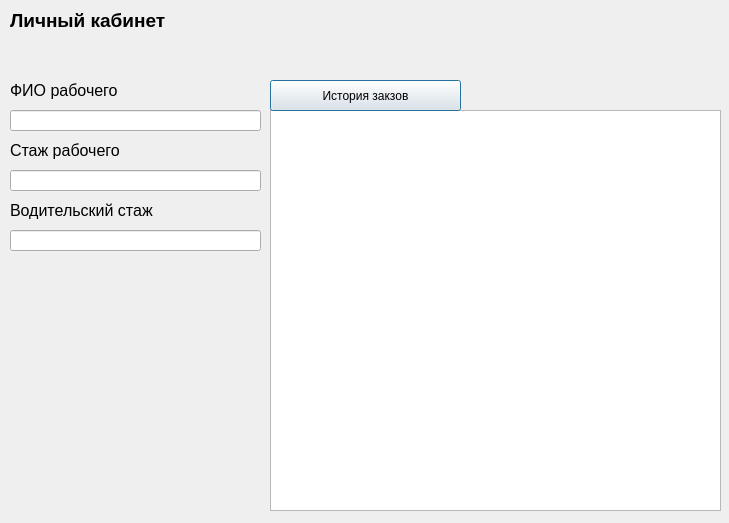
Before: the Qt Designer form lib/account.ui in akosleepe/Project, drawn with Qt 5.
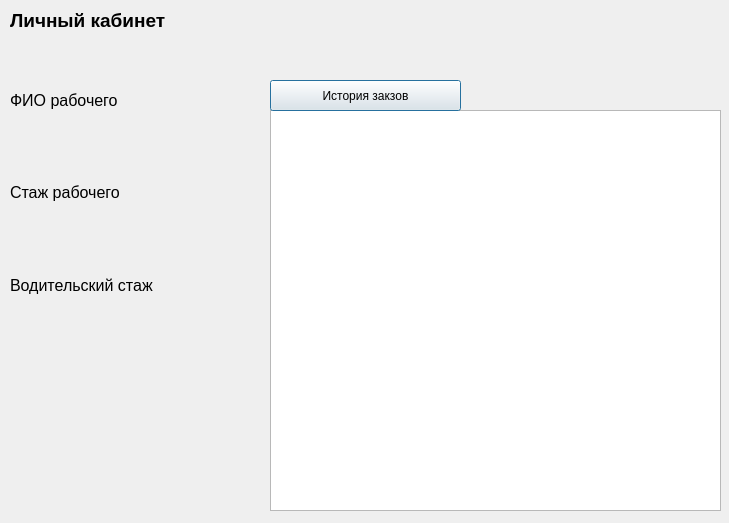
After: the same form once the commit is applied.

```diff
--- a/lib/account.ui
+++ b/lib/account.ui
@@ -13,16 +13,6 @@
   <property name="windowTitle">
    <string>Dialog</string>
   </property>
-  <widget class="QLineEdit" name="lineEdit_3">
-   <property name="geometry">
-    <rect>
-     <x>10</x>
-     <y>230</y>
-     <width>251</width>
-     <height>21</height>
-    </rect>
-   </property>
-  </widget>
   <widget class="QLabel" name="label_4">
    <property name="geometry">
     <rect>
@@ -43,42 +33,6 @@
     <string>Личный кабинет</string>
    </property>
   </widget>
-  <widget class="QLabel" name="label">
-   <property name="geometry">
-    <rect>
-     <x>10</x>
-     <y>80</y>
-     <width>151</width>
-     <height>21</height>
-    </rect>
-   </property>
-   <property name="font">
-    <font>
-     <pointsize>12</pointsize>
-    </font>
-   </property>
-   <property name="text">
-    <string>ФИО рабочего</string>
-   </property>
-  </widget>
-  <widget class="QLabel" name="label_3">
-   <property name="geometry">
-    <rect>
-     <x>10</x>
-     <y>200</y>
-     <width>151</width>
-     <height>21</height>
-    </rect>
-   </property>
-   <property name="font">
-    <font>
-     <pointsize>12</pointsize>
-    </font>
-   </property>
-   <property name="text">
-    <string>Водительский стаж</string>
-   </property>
-  </widget>
   <widget class="QListView" name="listView">
    <property name="geometry">
     <rect>
@@ -89,34 +43,6 @@
     </rect>
    </property>
   </widget>
-  <widget class="QLabel" name="label_2">
-   <property name="geometry">
-    <rect>
-     <x>10</x>
-     <y>140</y>
-     <width>151</width>
-     <height>21</height>
-    </rect>
-   </property>
-   <property name="font">
-    <font>
-     <pointsize>12</pointsize>
-    </font>
-   </property>
-   <property name="text">
-    <string>Стаж рабочего</string>
-   </property>
-  </widget>
-  <widget class="QLineEdit" name="lineEdit_2">
-   <property name="geometry">
-    <rect>
-     <x>10</x>
-     <y>170</y>
-     <width>251</width>
-     <height>21</height>
-    </rect>
-   </property>
-  </widget>
   <widget class="QPushButton" name="pushButton">
    <property name="geometry">
     <rect>
@@ -130,15 +56,74 @@
     <string>История закзов</string>
    </property>
   </widget>
-  <widget class="QLineEdit" name="lineEdit">
+  <widget class="QWidget" name="gridLayoutWidget">
    <property name="geometry">
     <rect>
      <x>10</x>
-     <y>110</y>
-     <width>251</width>
-     <height>21</height>
+     <y>80</y>
+     <width>221</width>
+     <height>271</height>
     </rect>
    </property>
+   <layout class="QGridLayout" name="gridLayout">
+    <item row="3" column="0">
+     <widget class="QLabel" name="label_6">
+      <property name="text">
+       <string/>
+      </property>
+     </widget>
+    </item>
+    <item row="0" column="0">
+     <widget class="QLabel" name="label">
+      <property name="font">
+       <font>
+        <pointsize>12</pointsize>
+       </font>
+      </property>
+      <property name="text">
+       <string>ФИО рабочего</string>
+      </property>
+     </widget>
+    </item>
+    <item row="2" column="0">
+     <widget class="QLabel" name="label_2">
+      <property name="font">
+       <font>
+        <pointsize>12</pointsize>
+       </font>
+      </property>
+      <property name="text">
+       <string>Стаж рабочего</string>
+      </property>
+     </widget>
+    </item>
+    <item row="1" column="0">
+     <widget class="QLabel" name="label_5">
+      <property name="text">
+       <string/>
+      </property>
+     </widget>
+    </item>
+    <item row="5" column="0">
+     <widget class="QLabel" name="label_7">
+      <property name="text">
+       <string/>
+      </property>
+     </widget>
+    </item>
+    <item row="4" column="0">
+     <widget class="QLabel" name="label_3">
+      <property name="font">
+       <font>
+        <pointsize>12</pointsize>
+       </font>
+      </property>
+      <property name="text">
+       <string>Водительский стаж</string>
+      </property>
+     </widget>
+    </item>
+   </layout>
   </widget>
  </widget>
  <resources/>
```
